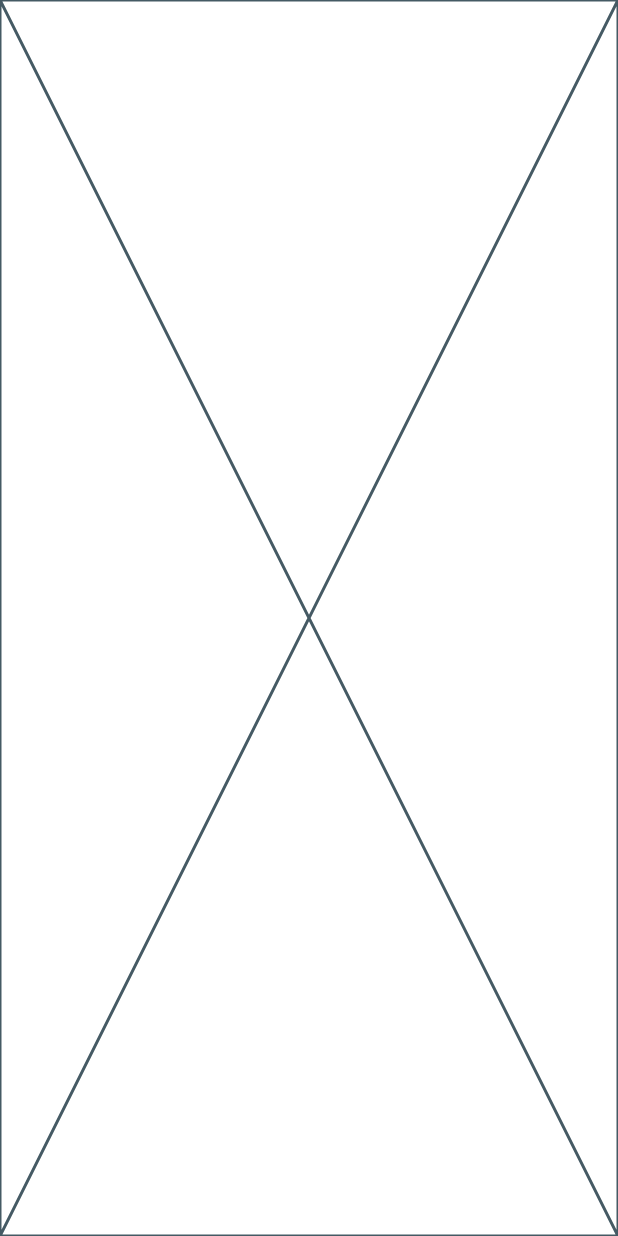
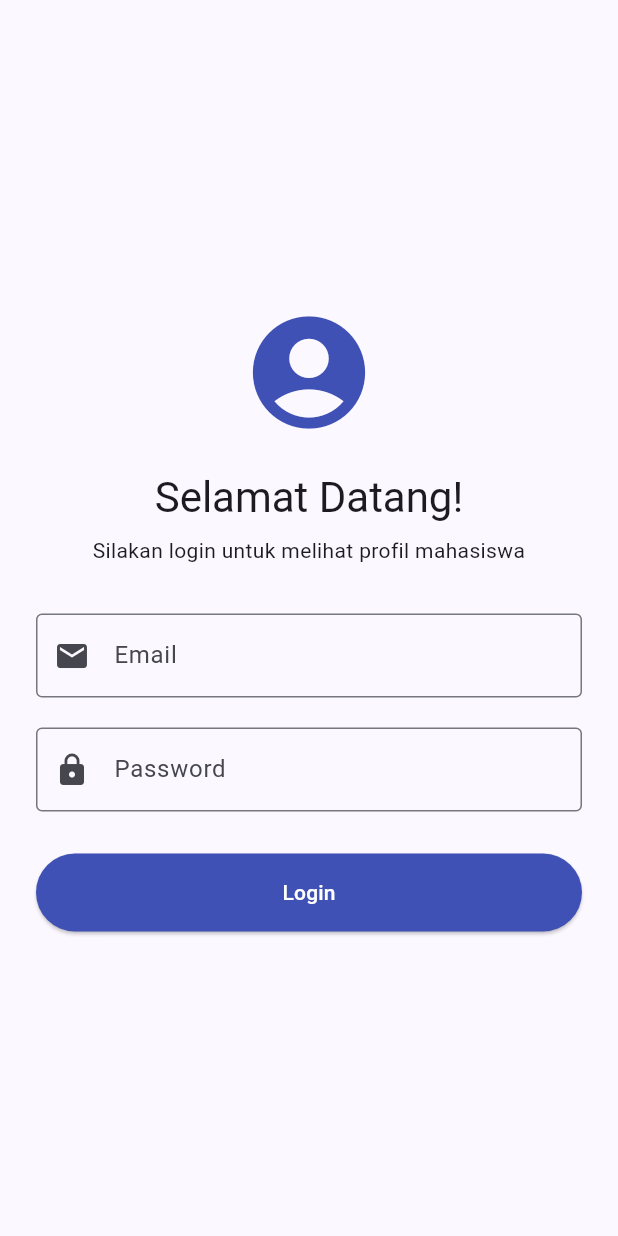
Before and after one commit to voltakits725/uts_pml_1124160165, a Flutter app: the screen it shows after launch, on a phone screen of 412 x 824 dp. Run offline on Flutter 3.47's test engine with Material 3 defaults, Android fonts, the phone set to English and light mode, and no system bars.

Commit message:
feat: login page dengan validasi

```diff
--- a/soal2_profil_app/lib/main.dart
+++ b/soal2_profil_app/lib/main.dart
@@ -11,6 +11,7 @@ class MyApp extends StatelessWidget {
   @override
   Widget build(BuildContext context) {
     return MaterialApp(
+      debugShowCheckedModeBanner: false,
       title: 'Profil Mahasiswa',
       theme: ThemeData(
         useMaterial3: true,
--- a/soal2_profil_app/lib/screens/login_page.dart
+++ b/soal2_profil_app/lib/screens/login_page.dart
@@ -1,35 +1,190 @@
+
 import 'package:flutter/material.dart';
 
 class LoginPage extends StatefulWidget {
   const LoginPage({super.key});
+
   @override
   State<LoginPage> createState() => _LoginPageState();
-
 }
 
-class _LoginPageState extends State<LoginPage>{
+class _LoginPageState extends State<LoginPage> {
   final _formKey = GlobalKey<FormState>();
 
-  final TextEditingController _emailController = TextEditingController();
-  final TextEditingController _passwordController = TextEditingController();
+  final _emailController = TextEditingController();
+  final _passwordController = TextEditingController();
+
+  bool _isLoading = false;
+
+
+  Future<void> _login() async {
+    if (!_formKey.currentState!.validate()) {
+      return;
+    }
+
+    setState(() {
+      _isLoading = true;
+    });
+
+    // Simulasi proses login
+    await Future.delayed(const Duration(seconds: 2));
+
+    if (!mounted) return;
+
+    setState(() {
+      _isLoading = false;
+    });
+
+    // Navigasi ke halaman profil
+    Navigator.pushReplacement(
+      context,
+      MaterialPageRoute(
+        builder: (context) => const ProfilePage(),
+      ),
+    );
+  }
+
   @override
-  void dispose(){
+  void dispose() {
     _emailController.dispose();
     _passwordController.dispose();
     super.dispose();
   }
-  // fungsi login
-  void _login(){
-    if(!_formKey.currentState!.validate()){
-      return;
-    }
-    Navigator.of(context).pushReplacement(
-      MaterialPageRoute(builder: (_) => const //ProfilPage(),
+
+  @override
+  Widget build(BuildContext context) {
+    return Scaffold(
+      body: SafeArea(
+        child: Center(
+          child: SingleChildScrollView(
+            padding: const EdgeInsets.all(24),
+            child: Form(
+              key: _formKey,
+              child: Column(
+                crossAxisAlignment: CrossAxisAlignment.stretch,
+                children: [
+                  const Icon(
+                    Icons.account_circle,
+                    size: 90,
+                    color: Colors.indigo,
+                  ),
+
+                  const SizedBox(height: 20),
+
+                  Text(
+                    'Selamat Datang!',
+                    textAlign: TextAlign.center,
+                    style: Theme.of(context)
+                        .textTheme
+                        .headlineMedium,
+                  ),
+
+                  const SizedBox(height: 8),
+
+                  Text(
+                    'Silakan login untuk melihat profil mahasiswa',
+                    textAlign: TextAlign.center,
+                    style: Theme.of(context).textTheme.bodyMedium,
+                  ),
+
+                  const SizedBox(height: 32),
+
+                  // Input Email
+                  TextFormField(
+                    controller: _emailController,
+                    keyboardType: TextInputType.emailAddress,
+                    decoration: const InputDecoration(
+                      labelText: 'Email',
+                      prefixIcon: Icon(Icons.email),
+                      border: OutlineInputBorder(),
+                    ),
+                    validator: (value) {
+                      if (value == null || value.isEmpty) {
+                        return 'Email wajib diisi';
+                      }
+
+                      if (!RegExp(
+                        r'^[\w.-]+@[\w.-]+\.\w+$',
+                      ).hasMatch(value)) {
+                        return 'Format email tidak valid';
+                      }
+
+                      return null;
+                    },
+                  ),
+
+                  const SizedBox(height: 20),
+
+                  // Input Password
+                  TextFormField(
+                    controller: _passwordController,
+
+                    decoration: InputDecoration(
+                      labelText: 'Password',
+                      prefixIcon: const Icon(Icons.lock),
+                      border: const OutlineInputBorder(),
+
+                    ),
+                    validator: (value) {
+                      if (value == null || value.isEmpty) {
+                        return 'Password wajib diisi';
+                      }
+
+                      if (value.length < 6) {
+                        return 'Password minimal 6 karakter';
+                      }
+
+                      return null;
+                    },
+                  ),
+
+                  const SizedBox(height: 28),
+
+                  // Tombol Login
+                  ElevatedButton(
+                    onPressed: _isLoading ? null : _login,
+                    style: ElevatedButton.styleFrom(
+                      padding: const EdgeInsets.symmetric(
+                        vertical: 16,
+                      ),
+                      backgroundColor: Colors.indigo,
+                      foregroundColor: Colors.white,
+                    ),
+                    child: _isLoading
+                        ? const SizedBox(
+                            height: 22,
+                            width: 22,
+                            child: CircularProgressIndicator(
+                              strokeWidth: 2,
+                              color: Colors.white,
+                            ),
+                          )
+                        : const Text('Login'),
+                  ),
+                ],
+              ),
+            ),
+          ),
+        ),
       ),
     );
   }
+}
+
+
+
+class ProfilePage extends StatelessWidget {
+  const ProfilePage({super.key});
+
   @override
   Widget build(BuildContext context) {
-    return const Placeholder();
+    return Scaffold(
+      appBar: AppBar(
+        title: const Text('Profil Mahasiswa'),
+      ),
+      body: const Center(
+        child: Text('Berhasil Login!'),
+      ),
+    );
   }
 }
```
Also changed, not shown: soal2_profil_app/lib/screens/profil_page.dart (added).
